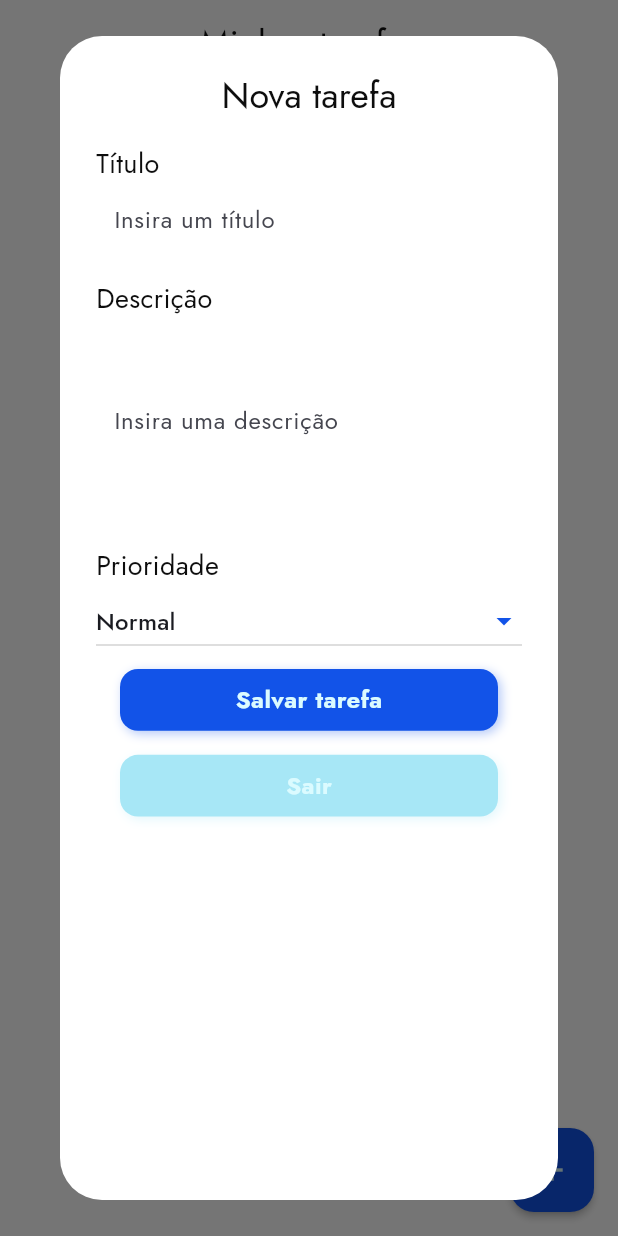
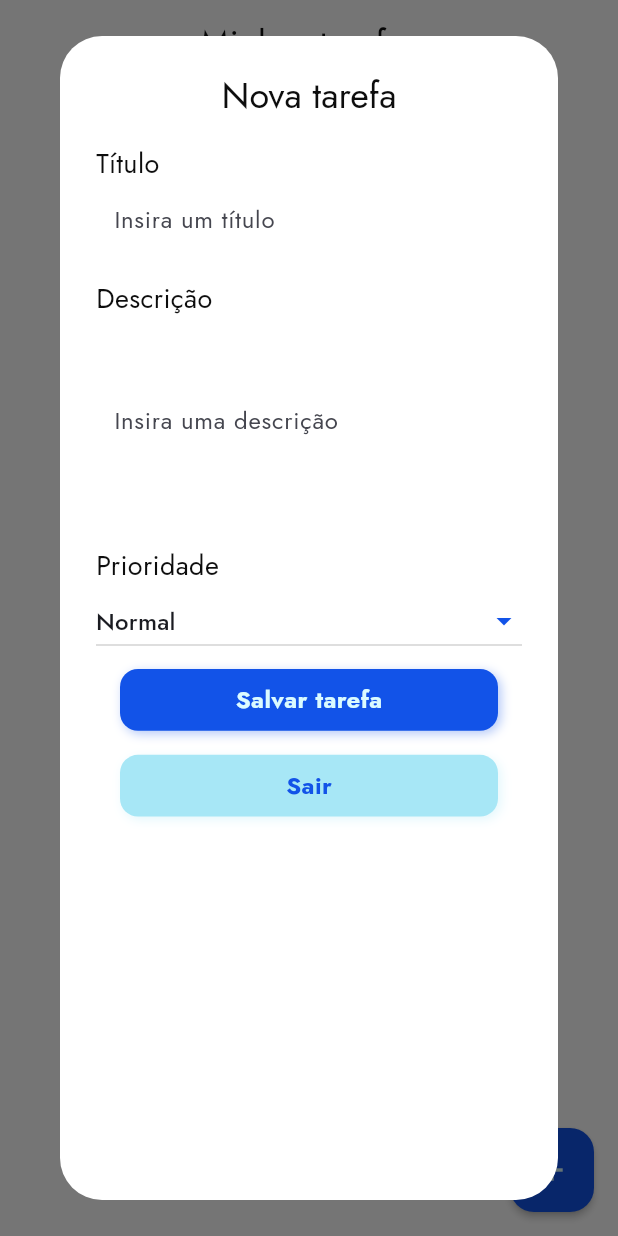
Before and after one commit to jhoisz/todo, a Flutter app: the screen it shows after launch, after a tap on the "add" icon, on a phone screen of 412 x 824 dp. Run offline on Flutter 3.47's test engine with Material 2 defaults, Android fonts, the phone set to English and light mode, and no system bars; our stand-ins replace sqflite; accounts and stored records are empty.

Commit message:
Estilizando botão de cancelar

```diff
--- a/lib/screens/components/custom_button.dart
+++ b/lib/screens/components/custom_button.dart
@@ -8,11 +8,13 @@ class CustomButton extends StatelessWidget {
     required this.action,
     required this.title,
     required this.colorButton,
+    this.isCancel = false,
   });
 
   final Function() action;
   final String title;
   final Color colorButton;
+  final bool isCancel;
 
   @override
   Widget build(BuildContext context) {
@@ -39,7 +41,7 @@ class CustomButton extends StatelessWidget {
           child: Center(
             child: Text(
               title,
-              style: ThemeStyle.buttonText,
+              style: isCancel ? ThemeStyle.buttonCancelText : ThemeStyle.buttonText,
             ),
           ),
         ),
```
